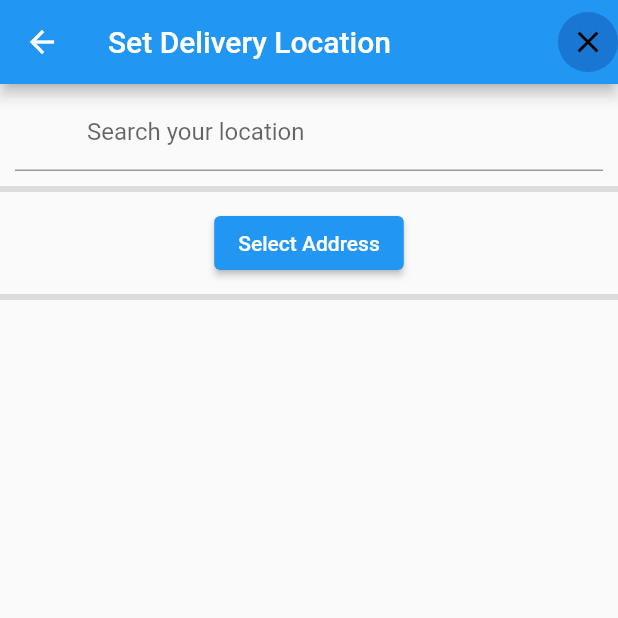
After one commit to mariam-929/capstone-project, a Flutter app: the SearchLocationScreen screen opened directly, on a phone screen of 412 x 824 dp, the top half of it. The commit adds this screen. Run offline on Flutter 3.47's test engine with Material 2 defaults, Android fonts, the phone set to English and light mode, and no system bars; our stand-ins replace cached_network_image, cloud_firestore, email_validator, firebase_auth, firebase_core, firebase_storage and 7 more; missing offline and left inert: dart:ffi, dart:html, flutter_google_places, google_maps_webservice; accounts and stored records are empty; network calls fail.

Commit message:
may 15 talal editprofile done

```diff
--- /dev/null
+++ b/lib/screens/location_search_screen.dart
@@ -0,0 +1,119 @@
+import 'package:flutter/material.dart';
+
+import '../services/autocomplete_prediction.dart';
+import '../services/network_utility.dart';
+import '../services/place_auto_complete_response.dart';
+import '../widgets/location_list_tile.dart';
+
+class SearchLocationScreen extends StatefulWidget {
+  const SearchLocationScreen({Key? key}) : super(key: key);
+
+  @override
+  State<SearchLocationScreen> createState() => _SearchLocationScreenState();
+}
+
+class _SearchLocationScreenState extends State<SearchLocationScreen> {
+  List<AutocompletePrediction> placePredictions = [];
+  void placeAutocomplete(String query) async {
+    Uri uri = Uri.https(
+        "maps.googleapis.com",
+        'maps/api/place/autocomplete/json',
+        {"input": query, "key": 'AIzaSyALTElbx97xhLtJUMVlbKOUylKokr732RM'});
+
+    String? response = await NetworkUtility.fetchUrl(uri);
+
+    if (response != null) {
+      PlaceAutocompleteResponse result =
+          PlaceAutocompleteResponse.parseAutocompleteResult(response);
+      if (result.predictions != null) {
+        setState(() {
+          placePredictions = result.predictions!;
+        });
+      }
+    }
+  }
+
+  @override
+  Widget build(BuildContext context) {
+    return Scaffold(
+      appBar: AppBar(
+        // leading: Padding(
+        //   //padding: const EdgeInsets.only(left: defaultPadding),
+        //   child: CircleAvatar(
+        //       //backgroundColor: secondaryColor10LightTheme,
+        //       // child: SvgPicture.asset(
+        //       //   "assets/icons/location.svg",
+        //       //   height: 16,
+        //       //   width: 16,
+        //       //   color: secondaryColor40LightTheme,
+        //       // ),
+        //       ),
+        // ),
+        title: const Text(
+          "Set Delivery Location",
+          //  style: TextStyle(color: textColorLightTheme),
+        ),
+        actions: [
+          CircleAvatar(
+            //  backgroundColor: secondaryColor10LightTheme,
+            child: IconButton(
+              onPressed: () {},
+              icon: const Icon(Icons.close, color: Colors.black),
+            ),
+          ),
+          //  const SizedBox(width: defaultPadding)
+        ],
+      ),
+      body: Column(
+        children: [
+          Form(
+            child: Padding(
+              padding: const EdgeInsets.all(10),
+              child: TextFormField(
+                onChanged: (value) {
+                  placeAutocomplete(value);
+                },
+                textInputAction: TextInputAction.search,
+                decoration: InputDecoration(
+                  hintText: "Search your location",
+                  prefixIcon: Padding(
+                    padding: const EdgeInsets.symmetric(vertical: 12),
+                    // child: SvgPicture.asset(
+                    //   "assets/icons/location_pin.svg",
+                    //   color: secondaryColor40LightTheme,
+                    // ),
+                  ),
+                ),
+              ),
+            ),
+          ),
+          const Divider(
+            height: 4,
+            thickness: 4,
+            //  color: secondaryColor5LightTheme,
+          ),
+          Padding(
+            padding: const EdgeInsets.all(10),
+            child: ElevatedButton(
+              onPressed: () {},
+              child: const Text('Select Address'),
+            ),
+          ),
+          const Divider(
+            height: 4,
+            thickness: 4,
+            // color: secondaryColor5LightTheme,
+          ),
+          Expanded(
+              child: ListView.builder(
+            itemCount: placePredictions.length,
+            itemBuilder: (context, index) => LocationListTile(
+              press: () {},
+              location: placePredictions[index].description!,
+            ),
+          ))
+        ],
+      ),
+    );
+  }
+}
--- /dev/null
+++ b/lib/services/autocomplete_prediction.dart
@@ -0,0 +1,50 @@
+class AutocompletePrediction {
+  /// [description] contains the human-readable name for the returned result. For establishment results, this is usually
+  /// the business name.
+  final String? description;
+
+  /// [structuredFormatting] provides pre-formatted text that can be shown in your autocomplete results
+  final StructuredFormatting? structuredFormatting;
+
+  /// [placeId] is a textual identifier that uniquely identifies a place. To retrieve information about the place,
+  /// pass this identifier in the placeId field of a Places API request. For more information about place IDs.
+  final String? placeId;
+
+  /// [reference] contains reference.
+  final String? reference;
+
+  AutocompletePrediction({
+    this.description,
+    this.structuredFormatting,
+    this.placeId,
+    this.reference,
+  });
+
+  factory AutocompletePrediction.fromJson(Map<String, dynamic> json) {
+    return AutocompletePrediction(
+      description: json['description'] as String?,
+      placeId: json['place_id'] as String?,
+      reference: json['reference'] as String?,
+      structuredFormatting: json['structured_formatting'] != null
+          ? StructuredFormatting.fromJson(json['structured_formatting'])
+          : null,
+    );
+  }
+}
+
+class StructuredFormatting {
+  /// [mainText] contains the main text of a prediction, usually the name of the place.
+  final String? mainText;
+
+  /// [secondaryText] contains the secondary text of a prediction, usually the location of the place.
+  final String? secondaryText;
+
+  StructuredFormatting({this.mainText, this.secondaryText});
+
+  factory StructuredFormatting.fromJson(Map<String, dynamic> json) {
+    return StructuredFormatting(
+      mainText: json['main_text'] as String?,
+      secondaryText: json['secondary_text'] as String?,
+    );
+  }
+}
--- /dev/null
+++ b/lib/services/place_auto_complete_response.dart
@@ -0,0 +1,30 @@
+import 'dart:convert';
+
+import 'autocomplete_prediction.dart';
+
+/// The Autocomplete response contains place predictions and status
+class PlaceAutocompleteResponse {
+  final String? status;
+  final List<AutocompletePrediction>? predictions;
+
+  PlaceAutocompleteResponse({this.status, this.predictions});
+
+  factory PlaceAutocompleteResponse.fromJson(Map<String, dynamic> json) {
+    return PlaceAutocompleteResponse(
+      status: json['status'] as String?,
+      predictions: json['predictions'] != null
+          ? json['predictions']
+              .map<AutocompletePrediction>(
+                  (json) => AutocompletePrediction.fromJson(json))
+              .toList()
+          : null,
+    );
+  }
+
+  static PlaceAutocompleteResponse parseAutocompleteResult(
+      String responseBody) {
+    final parsed = json.decode(responseBody).cast<String, dynamic>();
+
+    return PlaceAutocompleteResponse.fromJson(parsed);
+  }
+}
--- a/pubspec.yaml
+++ b/pubspec.yaml
@@ -48,6 +48,8 @@ dependencies:
   #cloud_firestore: ^4.5.0
  # firebase_storage: ^11.1.1
   permission_handler: ^8.1.4
+  flutter_google_places: "^0.3.0"
+  google_maps_webservice: "^0.0.19"
   image_picker: ^0.8.7+4
 
 
```
Also changed, not shown: lib/screens/address.dart (added, +107 -0 lines), lib/screens/editProfile.dart (+183 -8 lines), lib/services/network_utility.dart (added, +17 -0 lines), lib/user_model.dart (+6 -8 lines), lib/widgets/HomeBottomBar.dart (+10 -7 lines), lib/widgets/location_list_tile.dart (added, +35 -0 lines), pubspec.lock, 1 other file.
